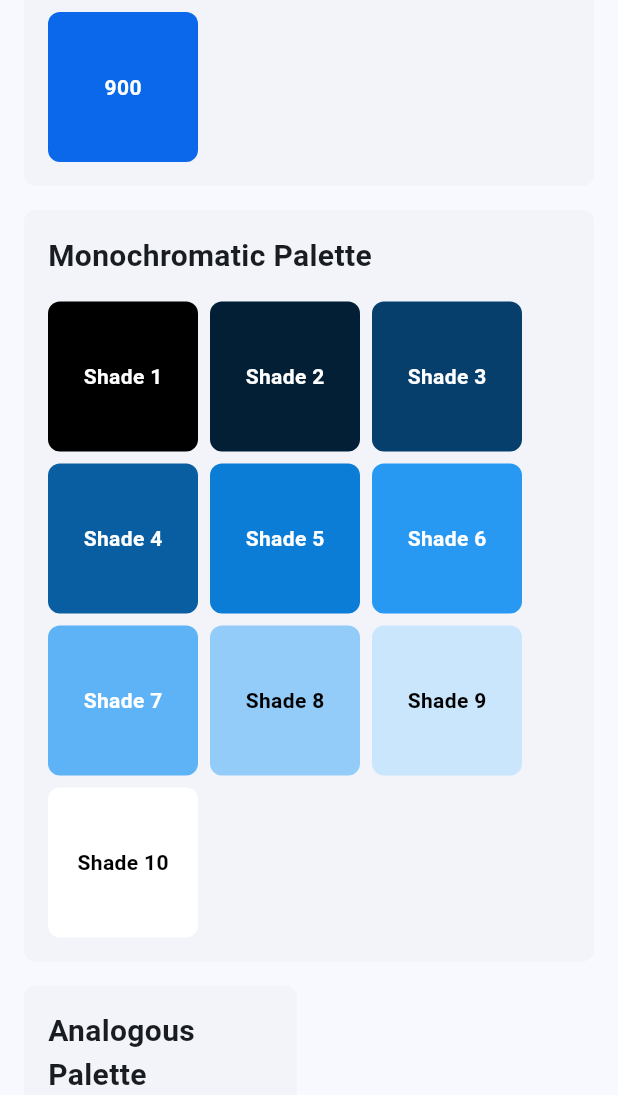
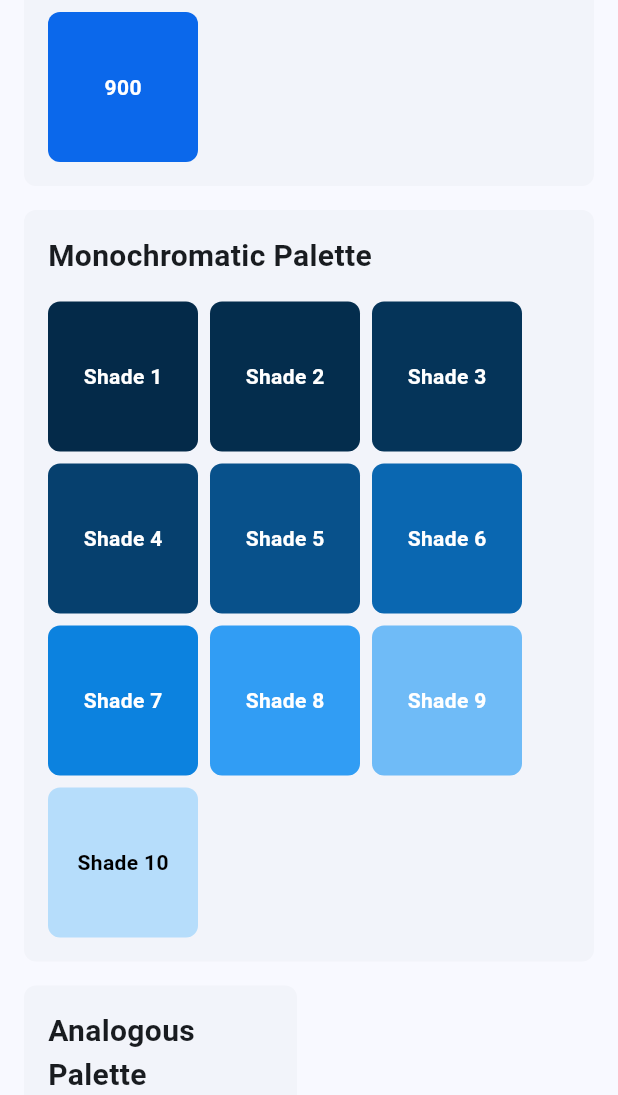
Before and after one commit to ishangavidusha/color_palette_plus, a Flutter app: the screen it shows after launch, scrolled down 576 dp, on a phone screen of 412 x 824 dp, the part 141-1236 px from its top. Run offline on Flutter 3.47's test engine with Material 3 defaults, Android fonts, the phone set to English and light mode, and no system bars.

Commit message:
refactor: enhance ColorPalettes class with perceptual improvements and validation

```diff
--- a/lib/color_palette_plus.dart
+++ b/lib/color_palette_plus.dart
@@ -103,29 +103,47 @@ class ColorPalette {
 
 /// A class that holds predefined color palettes.
 class ColorPalettes {
-  /// Creates a monochromatic palette from a base color.
+  /// Creates a monochromatic palette from a base color using perceptually balanced lightness.
   ///
+  /// [steps] must be at least 2.
   /// Returns a list of colors with varying brightness levels.
   static List<Color> monochromatic(Color baseColor, {int steps = 5}) {
+    if (steps < 2) {
+      throw ArgumentError('Steps must be at least 2');
+    }
+
     final hslColor = HSLColor.fromColor(baseColor);
     return List.generate(steps, (index) {
-      final lightness = (1.0 / (steps - 1)) * index;
+      final t = index / (steps - 1);
+      // Perceptual lightness curve (quadratic ease-in)
+      final lightness = 0.15 + 0.7 * t * t;
       return HSLColor.fromAHSL(
         baseColor.a,
         hslColor.hue,
         hslColor.saturation,
-        lightness,
+        lightness.clamp(0.0, 1.0),
       ).toColor();
     });
   }
 
   /// Creates an analogous color palette from a base color.
   ///
+  /// [steps] must be at least 1.
+  /// [angle] should be between 0 and 360 degrees.
   /// Returns a list of colors with similar hues.
-  static List<Color> analogous(Color baseColor, {int steps = 3, double angle = 30}) {
+  static List<Color> analogous(
+    Color baseColor, {
+    int steps = 3,
+    double angle = 30,
+  }) {
+    if (steps < 1) {
+      throw ArgumentError('Steps must be at least 1');
+    }
+
     final hslColor = HSLColor.fromColor(baseColor);
     return List.generate(steps, (index) {
-      final hue = (hslColor.hue + (index - (steps - 1) / 2) * angle) % 360;
+      final hueOffset = (index - (steps - 1) / 2) * angle;
+      final hue = (hslColor.hue + hueOffset) % 360;
       return HSLColor.fromAHSL(
         baseColor.a,
         hue,
@@ -135,17 +153,24 @@ class ColorPalettes {
     });
   }
 
-  /// Creates a complementary color palette.
+  /// Creates a complementary color palette with adjusted lightness for better contrast.
   ///
   /// Returns a list containing the base color and its complement.
   static List<Color> complementary(Color baseColor) {
     final hslColor = HSLColor.fromColor(baseColor);
+
+    // Adjust complement lightness for better contrast
+    final complementLightness = hslColor.lightness > 0.5
+        ? hslColor.lightness * 0.8
+        : hslColor.lightness * 1.2;
+
     final complement = HSLColor.fromAHSL(
       baseColor.a,
       (hslColor.hue + 180) % 360,
       hslColor.saturation,
-      hslColor.lightness,
+      complementLightness.clamp(0.0, 1.0),
     ).toColor();
+
     return [baseColor, complement];
   }
 }
```
